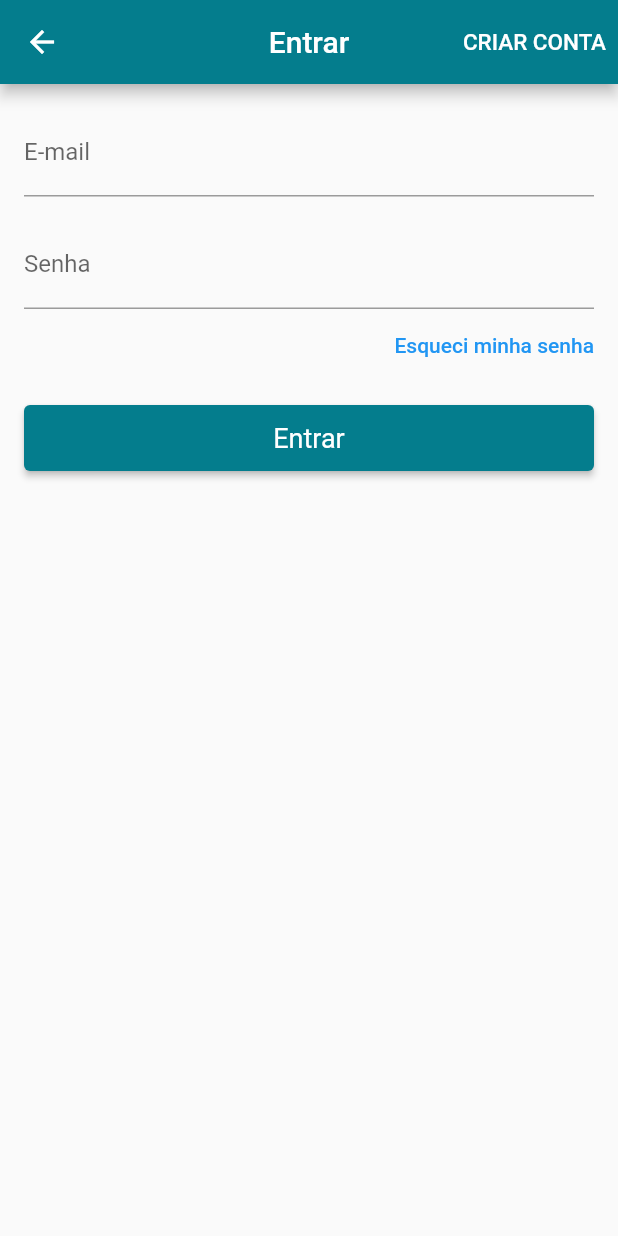
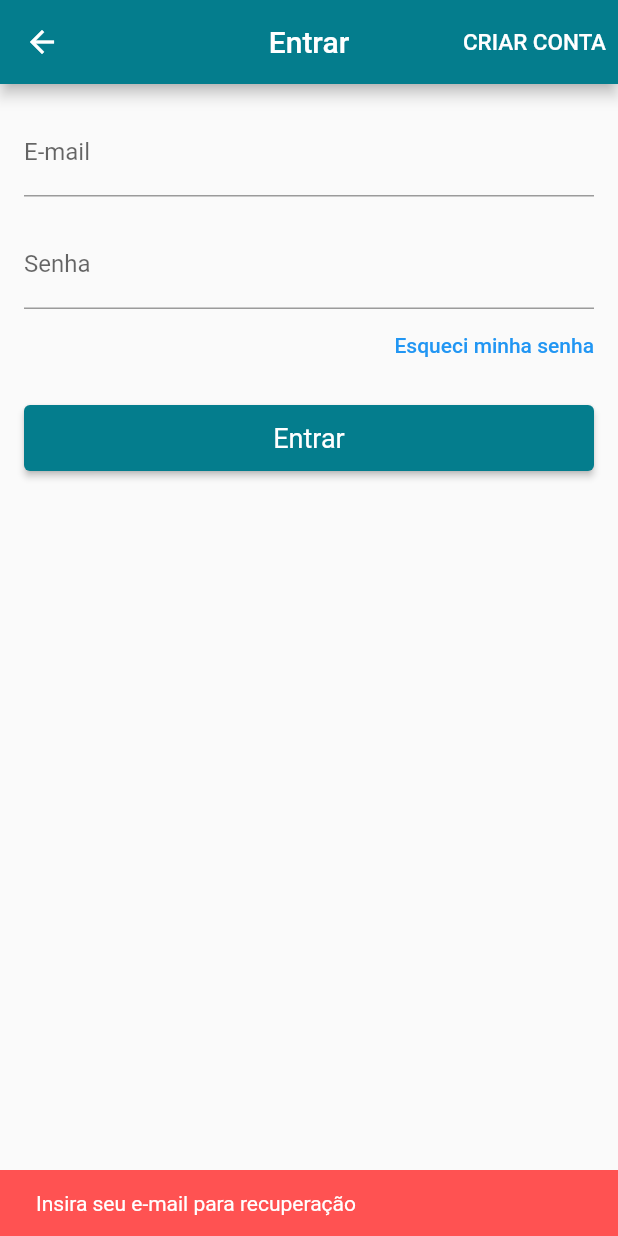
Before and after one commit to arthurcvm/virtualStoreFlutter, a Flutter app: the LoginScreen screen opened directly, after a tap on "Esqueci minha senha", on a phone screen of 412 x 824 dp. Run offline on Flutter 3.47's test engine with Material 2 defaults, Android fonts, the phone set to English and light mode, and no system bars; our stand-ins replace carousel_pro, cloud_firestore, firebase_auth, firebase_core, transparent_image; accounts and stored records are empty.

```diff
--- a/lib/models/user_model.dart
+++ b/lib/models/user_model.dart
@@ -78,7 +78,9 @@ class UserModel extends Model {
     notifyListeners();
   }
 
-  void recoverPass() {}
+  void recoverPass(String email) {
+    FirebaseAuth.instance.sendPasswordResetEmail(email: email);
+  }
 
   bool isLoggedIn() {
     return firebaseUser != null;
--- a/lib/screens/login_screen.dart
+++ b/lib/screens/login_screen.dart
@@ -68,7 +68,22 @@ class _LoginScreenState extends State<LoginScreen> {
                   Align(
                     alignment: Alignment.centerRight,
                     child: TextButton(
-                      onPressed: () {},
+                      onPressed: () {
+                        if (_emailController.text.isEmpty) {
+                          ScaffoldMessenger.of(context).showSnackBar(SnackBar(
+                            content: Text("Insira seu e-mail para recuperação"),
+                            backgroundColor: Colors.redAccent,
+                            duration: Duration(seconds: 2),
+                          ));
+                        } else {
+                          model.recoverPass(_emailController.text);
+                          ScaffoldMessenger.of(context).showSnackBar(SnackBar(
+                            content: Text("Confira seu e-mail"),
+                            backgroundColor: Theme.of(context).primaryColor,
+                            duration: Duration(seconds: 2),
+                          ));
+                        }
+                      },
                       style: TextButton.styleFrom(padding: EdgeInsets.zero),
                       child: Text(
                         "Esqueci minha senha",
```
